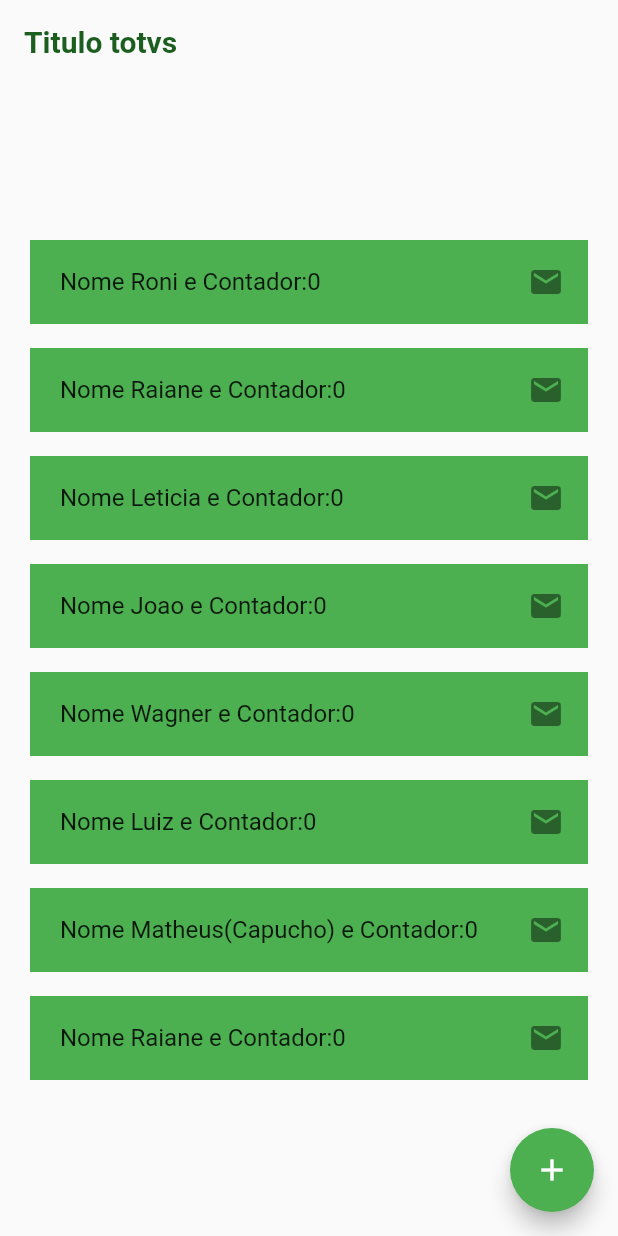
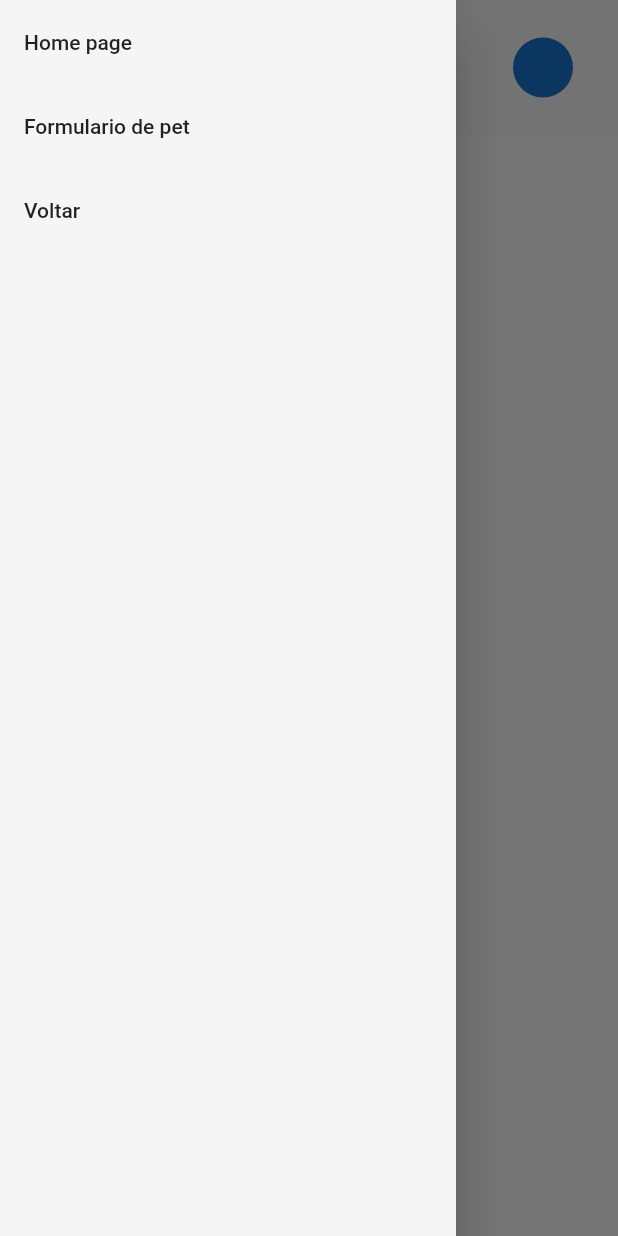
Before and after one commit to CristovoXDGM/flutter_mentoring, a Flutter app: the screen it shows after launch, with the side drawer open (before the commit the screen has no drawer), on a phone screen of 412 x 824 dp. Run offline on Flutter 3.47's test engine with Material 2 defaults, Android fonts, the phone set to English and light mode, and no system bars; our stand-ins replace bloc, flutter_bloc, google_fonts.

Commit message:
Aula de gerencia de estado

```diff
--- /dev/null
+++ b/lib/app/pages/bloc/counter_bloc.dart
@@ -0,0 +1,22 @@
+import 'package:bloc/bloc.dart';
+import 'package:mentoring_app_totvs/app/pages/bloc/counter_bloc_events.dart';
+import 'package:mentoring_app_totvs/app/pages/bloc/counter_bloc_states.dart';
+
+class CounterBloc extends Bloc<CounterBlocEvents, CounterBLocState> {
+  int count = 0;
+
+  CounterBloc() : super(InitialCounterBlocState()) {
+    on<IncrementCounterEventBloc>(_incrementCounter);
+    on<DecrementCounterEventBloc>(_decrementCounter);
+  }
+
+  void _incrementCounter(IncrementCounterEventBloc event, Emitter emit) {
+    count++;
+    emit(SuccessCounterBlocState(count));
+  }
+
+  void _decrementCounter(DecrementCounterEventBloc event, Emitter emit) {
+    count--;
+    emit(SuccessCounterBlocState(count));
+  }
+}
--- /dev/null
+++ b/lib/app/pages/bloc/counter_bloc_events.dart
@@ -0,0 +1,5 @@
+abstract class CounterBlocEvents {}
+
+class IncrementCounterEventBloc extends CounterBlocEvents {}
+
+class DecrementCounterEventBloc extends CounterBlocEvents {}
--- /dev/null
+++ b/lib/app/pages/bloc/counter_bloc_states.dart
@@ -0,0 +1,15 @@
+abstract class CounterBLocState {}
+
+class InitialCounterBlocState extends CounterBLocState {}
+
+class SuccessCounterBlocState extends CounterBLocState {
+  final int count;
+
+  SuccessCounterBlocState(this.count);
+}
+
+class ErrorCounterBlocState extends CounterBLocState {
+  final String message;
+
+  ErrorCounterBlocState({this.message = 'Não foi possivel contabilizar'});
+}
--- /dev/null
+++ b/lib/app/pages/cubit/counter_cubit.dart
@@ -0,0 +1,18 @@
+import 'package:bloc/bloc.dart';
+import 'package:mentoring_app_totvs/app/pages/cubit/counter_cubit_state.dart';
+
+class CounterCubit extends Cubit<CounterCubitState> {
+  CounterCubit() : super(InitialCounterCubitState());
+
+  int count = 0;
+
+  void incrementCount() {
+    count++;
+    emit(SuccessCounterCubitState(count));
+  }
+
+  void decrementCount() {
+    count--;
+    emit(SuccessCounterCubitState(count));
+  }
+}
--- /dev/null
+++ b/lib/app/pages/cubit/counter_cubit_state.dart
@@ -0,0 +1,15 @@
+abstract class CounterCubitState {}
+
+class InitialCounterCubitState extends CounterCubitState {}
+
+class SuccessCounterCubitState extends CounterCubitState {
+  final int count;
+
+  SuccessCounterCubitState(this.count);
+}
+
+class ErrorCounterCubitState extends CounterCubitState {
+  final String message;
+
+  ErrorCounterCubitState({this.message = 'Não foi possivel contabilizar'});
+}
--- /dev/null
+++ b/lib/app/pages/pet_form_page.dart
@@ -0,0 +1,79 @@
+import 'package:flutter/material.dart';
+import 'package:flutter_bloc/flutter_bloc.dart';
+import 'package:mentoring_app_totvs/app/pages/bloc/counter_bloc.dart';
+import 'package:mentoring_app_totvs/app/pages/bloc/counter_bloc_events.dart';
+import 'package:mentoring_app_totvs/app/pages/bloc/counter_bloc_states.dart';
+import 'package:mentoring_app_totvs/app/pages/cubit/counter_cubit.dart';
+import 'package:mentoring_app_totvs/app/pages/cubit/counter_cubit_state.dart';
+
+import 'package:mentoring_app_totvs/app/widgets/custom_pet_shop_scaffold.dart';
+
+import 'package:provider/provider.dart';
+
+enum Petsbreed { golden, rottwaire, viralata }
+
+class PetFormPage extends StatefulWidget {
+  const PetFormPage({super.key});
+
+  @override
+  State<PetFormPage> createState() => _PetFormPageState();
+}
+
+class _PetFormPageState extends State<PetFormPage> {
+  final _firstNameTextController = TextEditingController();
+
+  Petsbreed? petsbreed = Petsbreed.golden;
+
+  late CounterBloc counterBloc;
+
+  @override
+  void initState() {
+    super.initState();
+    counterBloc = BlocProvider.of<CounterBloc>(context);
+  }
+
+  @override
+  void dispose() {
+    super.dispose();
+    _firstNameTextController.dispose();
+    counterBloc.close();
+  }
+
+  @override
+  Widget build(BuildContext context) {
+    return CustomPetShopScaffold(
+        bodyScaffold: DefaultTextStyle(
+      style: Theme.of(context).textTheme.headline2!,
+      textAlign: TextAlign.center,
+      child: Container(
+        alignment: FractionalOffset.center,
+        color: Colors.white,
+        child: Column(
+          children: [
+            BlocBuilder<CounterBloc, CounterBLocState>(
+              bloc: counterBloc,
+              builder: (context, state) {
+                if (state is SuccessCounterBlocState) {
+                  return Text('valor ${state.count}');
+                }
+                if (state is ErrorCounterBlocState) {
+                  return Text('Error ${state.message}');
+                }
+
+                return const Text('Sem att');
+              },
+            ),
+            TextButton(
+              onPressed: () => counterBloc.add(IncrementCounterEventBloc()),
+              child: const Text('Increment'),
+            ),
+            TextButton(
+              onPressed: () => counterBloc.add(DecrementCounterEventBloc()),
+              child: const Text('decrement'),
+            )
+          ],
+        ),
+      ),
+    ));
+  }
+}
--- /dev/null
+++ b/lib/app/widgets/custom_pet_shop_scaffold.dart
@@ -0,0 +1,91 @@
+import 'package:flutter/material.dart';
+import 'package:mentoring_app_totvs/app/pages/home_page.dart';
+
+import 'package:mentoring_app_totvs/app/pages/pet_form_page.dart';
+
+class CustomPetShopScaffold extends StatefulWidget {
+  const CustomPetShopScaffold({super.key, required this.bodyScaffold});
+  final Widget bodyScaffold;
+  @override
+  State<CustomPetShopScaffold> createState() => _CustomPetShopScaffoldState();
+}
+
+class _CustomPetShopScaffoldState extends State<CustomPetShopScaffold> {
+  @override
+  Widget build(BuildContext context) {
+    final size = MediaQuery.of(context).size;
+    return Scaffold(
+      drawer: Drawer(
+        backgroundColor: Colors.grey.shade100,
+        child: ListView(
+          children: [
+            ListTile(
+              title: const Text('Home page'),
+              onTap: () {
+                Navigator.of(context).push(
+                  MaterialPageRoute(
+                    builder: (context) => const MyHomePage(),
+                  ),
+                );
+              },
+            ),
+            ListTile(
+              title: const Text('Formulario de pet'),
+              onTap: () {
+                Navigator.of(context).push(
+                  MaterialPageRoute(
+                    builder: (context) => const PetFormPage(),
+                  ),
+                );
+              },
+            ),
+            ListTile(
+              title: const Text('Voltar'),
+              onTap: () {
+                Navigator.of(context).maybePop();
+              },
+            ),
+          ],
+        ),
+      ),
+      appBar: AppBar(
+        toolbarHeight: 100 * 0.9,
+        iconTheme: const IconThemeData().copyWith(color: Colors.black),
+        backgroundColor: Colors.transparent,
+        centerTitle: true,
+        elevation: 0,
+        shadowColor: Colors.transparent,
+        title: Column(
+          children: const [
+            Text(
+              'Title',
+              style: TextStyle(color: Colors.black),
+            ),
+            Text(
+              'Nome do usuario',
+              style: TextStyle(color: Colors.black),
+            ),
+          ],
+        ),
+        actions: const [
+          CircleAvatar(),
+          SizedBox(
+            width: 30,
+          )
+        ],
+      ),
+      body: Container(
+        decoration: BoxDecoration(
+          color: Colors.grey.shade400,
+          borderRadius: const BorderRadius.only(
+            topLeft: Radius.circular(20),
+            topRight: Radius.circular(20),
+          ),
+        ),
+        height: size.height,
+        width: double.infinity,
+        child: widget.bodyScaffold,
+      ),
+    );
+  }
+}
--- a/lib/main.dart
+++ b/lib/main.dart
@@ -1,8 +1,8 @@
 import 'package:flutter/material.dart';
-import 'package:mentoring_app_totvs/app/module/custom_floating_action_button.dart';
-import 'package:mentoring_app_totvs/app/module/custom_list_tile.dart';
-import 'package:mentoring_app_totvs/app/module/custom_title_widget.dart';
-import 'package:mentoring_app_totvs/app/module/numb_counter_widget_provider.dart';
+import 'package:mentoring_app_totvs/app/pages/bloc/counter_bloc.dart';
+import 'package:mentoring_app_totvs/app/pages/cubit/counter_cubit.dart';
+import 'package:mentoring_app_totvs/app/pages/pet_form_page.dart';
+import 'package:provider/provider.dart';
 
 void main() {
   runApp(const MyApp());
@@ -13,78 +13,22 @@ class MyApp extends StatelessWidget {
 
   @override
   Widget build(BuildContext context) {
-    return MaterialApp(
-      title: 'Flutter Demo',
-      debugShowCheckedModeBanner: false,
-      theme: ThemeData(
-        primarySwatch: Colors.blue,
-      ),
-      home: const MyHomePage(
-          title:
-              'Totvs mentoria,Totvs mentoriaTotvs mentoria,Totvs mentoriaTotvs mentoria,Totvs mentoriaTotvs mentoria,Totvs mentoriaTotvs mentoria,Totvs mentoria'),
-    );
-  }
-}
-
-class MyHomePage extends StatefulWidget {
-  const MyHomePage({super.key, required this.title});
-
-  final String title;
-
-  @override
-  State<MyHomePage> createState() => _MyHomePageState();
-}
-
-class _MyHomePageState extends State<MyHomePage> {
-  int _counter = 0;
-
-  List<String> listNomes = [
-    'Roni',
-    'Raiane',
-    'Leticia',
-    'Joao',
-    'Wagner',
-    'Luiz',
-    'Matheus(Capucho)',
-    'Raiane',
-  ];
-
-  void _incrementCounter() {
-    setState(() {
-      _counter++;
-    });
-  }
-
-  @override
-  Widget build(BuildContext context) {
-    return Scaffold(
-      appBar: AppBar(
-        elevation: 0,
-        shadowColor: Colors.transparent,
-        backgroundColor: Colors.transparent,
-        title: CustomTitleWidget(title: 'Titulo totvs', colorText: Colors.green.shade900),
-      ),
-      body: NumbCounterWidgetProvider(
-        count: _counter,
-        child: Center(
-          child: SingleChildScrollView(
-            child: Container(
-              padding: const EdgeInsets.all(20),
-              width: MediaQuery.of(context).size.width,
-              child: Column(
-                crossAxisAlignment: CrossAxisAlignment.start,
-                mainAxisSize: MainAxisSize.min,
-                mainAxisAlignment: MainAxisAlignment.spaceAround,
-                children: listNomes.map((item) {
-                  return CustomListTile(itemName: item);
-                }).toList(),
-              ),
-            ),
+    return MultiProvider(
+      providers: [
+        Provider(create: (context) => CounterCubit()),
+        Provider(create: (context) => CounterBloc()),
+      ],
+      child: MaterialApp(
+        title: 'Flutter Demo',
+        debugShowCheckedModeBanner: false,
+        theme: ThemeData(
+          primarySwatch: Colors.blue,
+          inputDecorationTheme: const InputDecorationTheme().copyWith(
+            fillColor: Colors.amber,
+            focusColor: Colors.blue,
           ),
         ),
-      ),
-      floatingActionButton: CustomFLoatingActionButton(
-        incrementCount: _incrementCounter,
+        home: const PetFormPage(),
       ),
     );
   }
```
Also changed, not shown: lib/app/components/custom_card_widget.dart (added, +67 -0 lines), lib/app/module/custom_text_description.dart (added, +27 -0 lines), lib/app/pages/home_page.dart (added, +23 -0 lines), lib/app/pages/store/counter_store.dart (added, +13 -0 lines), lib/app/pages/store/counter_store_state.dart (added, +15 -0 lines), lib/app/pages/user_results/user_results.dart (added, +14 -0 lines), pubspec.yaml (+11 -22 lines), assets/images/gato_oculos.jpg (added), lib/app_module.dart (added), lib/app_widget.dart (added), pubspec.lock, 1 other file.
